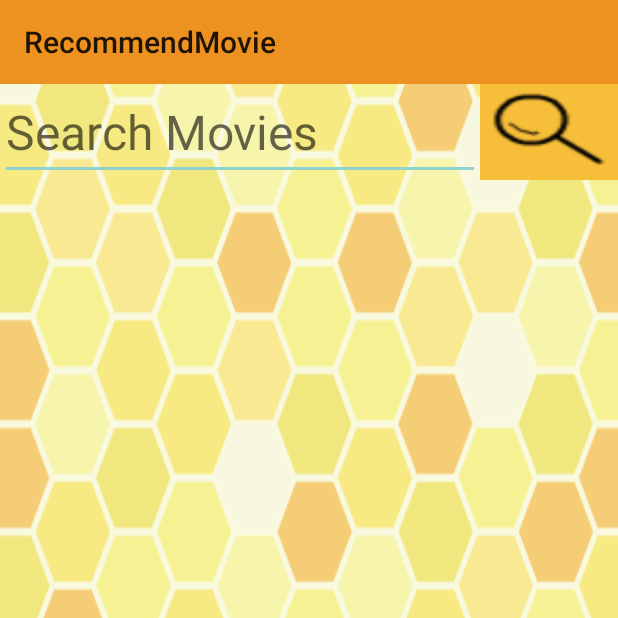
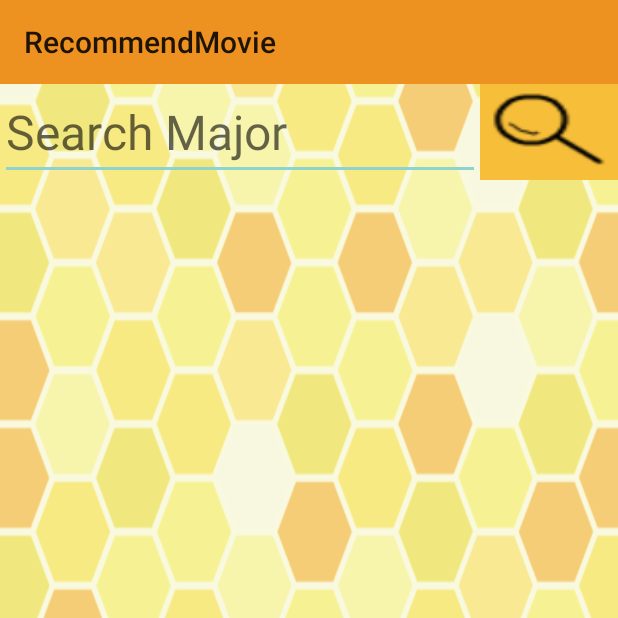
Before and after one commit to PolkaDot/PolkaDotMovies, an Android app: the RecommendMovie screen opened directly, with no data from a screen before it, after a tap on an icon or button, on a phone screen of 412 x 824 dp, the top half of it. Run offline under Robolectric (Android 15) with nearby library versions, the phone set to English and light mode, and no system bars.

Commit message:
minor fixes ie changing some long toasts or hint

```diff
--- a/app/src/main/java/com/polka/pdm/EditProfile.java
+++ b/app/src/main/java/com/polka/pdm/EditProfile.java
@@ -146,7 +146,7 @@ public class EditProfile extends AppCompatActivity {
         user = repo.getUserByUsername(user.getUsername());
 
         // Toasts
-        Toast.makeText(this, "Saved Changes to " + user.toString(), Toast.LENGTH_SHORT).show();
+        Toast.makeText(this, "Saved Changes to " + user.getUsername(), Toast.LENGTH_SHORT).show();
 
         // Switch activities
         final Intent intent = new Intent(this, ViewProfile.class);
--- a/app/src/main/java/com/polka/pdm/LoginApplication.java
+++ b/app/src/main/java/com/polka/pdm/LoginApplication.java
@@ -180,7 +180,10 @@ public class LoginApplication extends AppCompatActivity {
         setSupportActionBar(toolbar);
     }
 
-
+    /**
+     * *
+     * @param v to get to the forget email screen
+     */
     public void onClickForget(View v) {
 
         UserRepo repo = new UserRepo(this);
--- a/app/src/main/res/layout/activity_recommend_movie.xml
+++ b/app/src/main/res/layout/activity_recommend_movie.xml
@@ -36,7 +36,7 @@ tools:context="com.polka.pdm.RecommendMovie">
             android:layout_height="wrap_content"
             android:id="@+id/MajorTextField"
             android:layout_gravity="left|top"
-            android:hint="@string/searchMovies"
+            android:hint="Search Major"
             android:editable="true"
             android:clickable="true"
             android:textSize="32dp"
```
